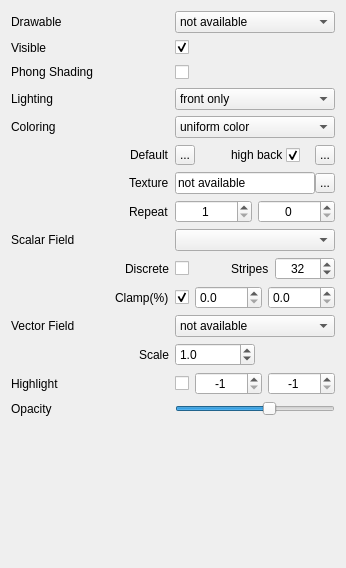
Above: applications/Mapple/widgets/widget_drawable_triangles.ui from LiangliangNan/Easy3D before the change. Below: the same form after it.
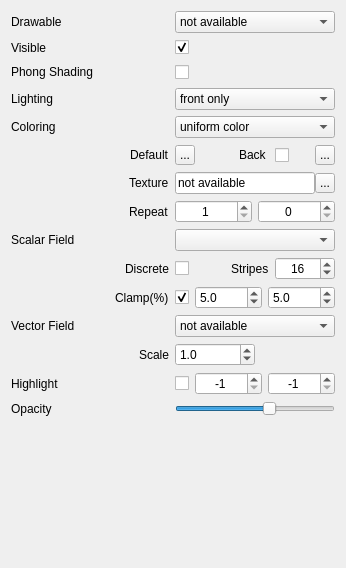
That is the form after the change. Icons and pictures are not drawn.

The edit to the form file:
```diff
--- a/applications/Mapple/widgets/widget_drawable_triangles.ui
+++ b/applications/Mapple/widgets/widget_drawable_triangles.ui
@@ -230,9 +230,6 @@
      </item>
      <item row="5" column="1">
       <layout class="QHBoxLayout" name="horizontalLayoutDefaultColor">
-       <property name="spacing">
-        <number>0</number>
-       </property>
        <item>
         <widget class="QToolButton" name="toolButtonDefaultColor">
          <property name="minimumSize">
@@ -270,9 +267,6 @@
          <property name="orientation">
           <enum>Qt::Horizontal</enum>
          </property>
-         <property name="sizeType">
-          <enum>QSizePolicy::MinimumExpanding</enum>
-         </property>
          <property name="sizeHint" stdset="0">
           <size>
            <width>0</width>
@@ -296,7 +290,7 @@
           </size>
          </property>
          <property name="text">
-          <string>high back </string>
+          <string>Back</string>
          </property>
         </widget>
        </item>
@@ -315,7 +309,7 @@
           <string/>
          </property>
          <property name="checked">
-          <bool>true</bool>
+          <bool>false</bool>
          </property>
         </widget>
        </item>
@@ -325,11 +319,11 @@
           <enum>Qt::Horizontal</enum>
          </property>
          <property name="sizeType">
-          <enum>QSizePolicy::Preferred</enum>
+          <enum>QSizePolicy::Minimum</enum>
          </property>
          <property name="sizeHint" stdset="0">
           <size>
-           <width>15</width>
+           <width>20</width>
            <height>0</height>
           </size>
          </property>
@@ -694,7 +688,7 @@
           <number>4</number>
          </property>
          <property name="value">
-          <number>32</number>
+          <number>16</number>
          </property>
         </widget>
        </item>
@@ -762,6 +756,9 @@
          <property name="decimals">
           <number>1</number>
          </property>
+         <property name="value">
+          <double>5.000000000000000</double>
+         </property>
         </widget>
        </item>
        <item>
@@ -781,6 +778,9 @@
          <property name="decimals">
           <number>1</number>
          </property>
+         <property name="value">
+          <double>5.000000000000000</double>
+         </property>
         </widget>
        </item>
       </layout>
```
